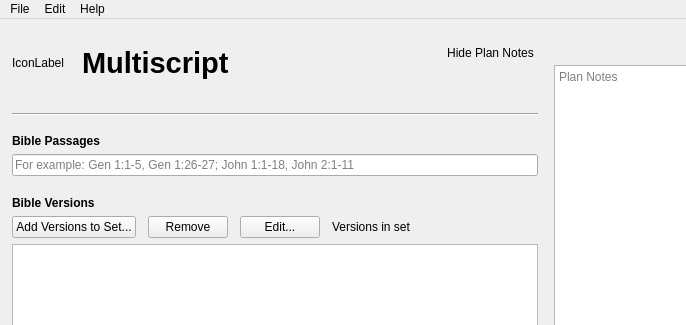
This is multiscript/ui/main_window.ui in multiscript/multiscript as Qt 5 draws it before an edit; both pictures show x 0 to 686 and y 0 to 325 of the 872 by 731 pixel window. The edited form follows.
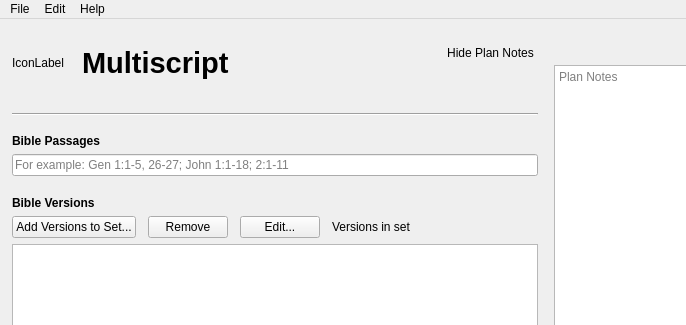
This is the edited form. Custom widgets are drawn as their Qt base class.

Commit message: Adjust placeholder text and improve error tooltip

What changed in the file:
```diff
--- a/multiscript/ui/main_window.ui
+++ b/multiscript/ui/main_window.ui
@@ -205,7 +205,7 @@
            <item>
             <widget class="QLineEdit" name="passagesLineEdit">
              <property name="placeholderText">
-              <string>For example: Gen 1:1-5, Gen 1:26-27; John 1:1-18, John 2:1-11</string>
+              <string>For example: Gen 1:1-5, 26-27; John 1:1-18; 2:1-11</string>
              </property>
             </widget>
            </item>
```
The commit also changes 2 other files.
